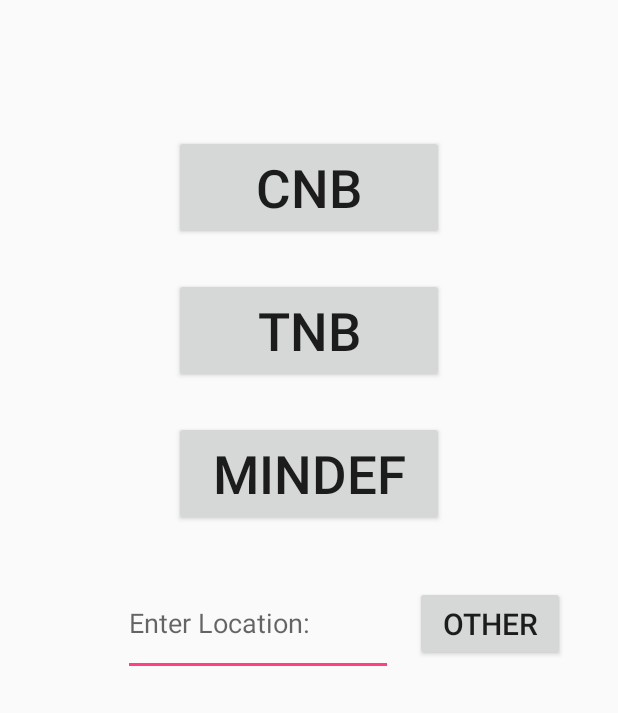
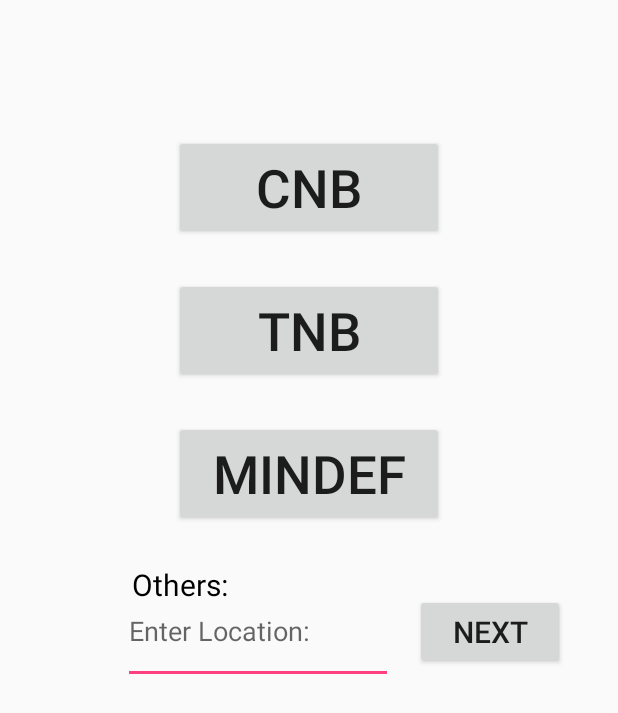
Before and after one commit to seankwekjk/nestApp, an Android app: the outScreen screen opened directly, with no data from a screen before it, on a phone screen of 412 x 824 dp. Shown: the top 713 px of the screen. Run offline under Robolectric (Android 15) with nearby library versions, the phone set to English and light mode, and no system bars.

Commit message:
Others textview readded

```diff
--- a/app/src/main/res/layout/activity_out_screen.xml
+++ b/app/src/main/res/layout/activity_out_screen.xml
@@ -41,14 +41,25 @@
         app:layout_constraintRight_toRightOf="parent"
         app:layout_constraintLeft_toLeftOf="parent" />
 
+    <TextView
+        android:layout_width="wrap_content"
+        android:layout_height="wrap_content"
+        android:text="Others:"
+        android:textSize="20sp"
+        android:textColor="@color/black"
+        app:layout_constraintTop_toBottomOf="@id/mindef"
+        android:layout_marginTop="25dp"
+        app:layout_constraintRight_toRightOf="parent"
+        android:layout_marginRight="260sp"/>
+
     <Button
         android:id="@+id/other"
-        android:text="Other"
+        android:text="Next"
         android:textSize="20sp"
         android:layout_width="100dp"
         android:layout_height="50dp"
         app:layout_constraintTop_toBottomOf="@+id/mindef"
-        android:layout_marginTop="40dp"
+        android:layout_marginTop="45dp"
         app:layout_constraintRight_toRightOf="parent"
         android:layout_marginRight="35dp"/>
 
@@ -58,7 +69,7 @@
         android:hint="Enter Location:"
         android:id="@+id/otherText"
         app:layout_constraintTop_toBottomOf="@+id/mindef"
-        android:layout_marginTop="30dp"
+        android:layout_marginTop="35dp"
         app:layout_constraintRight_toRightOf="parent"
         android:layout_marginRight="150sp"/>
 
```
